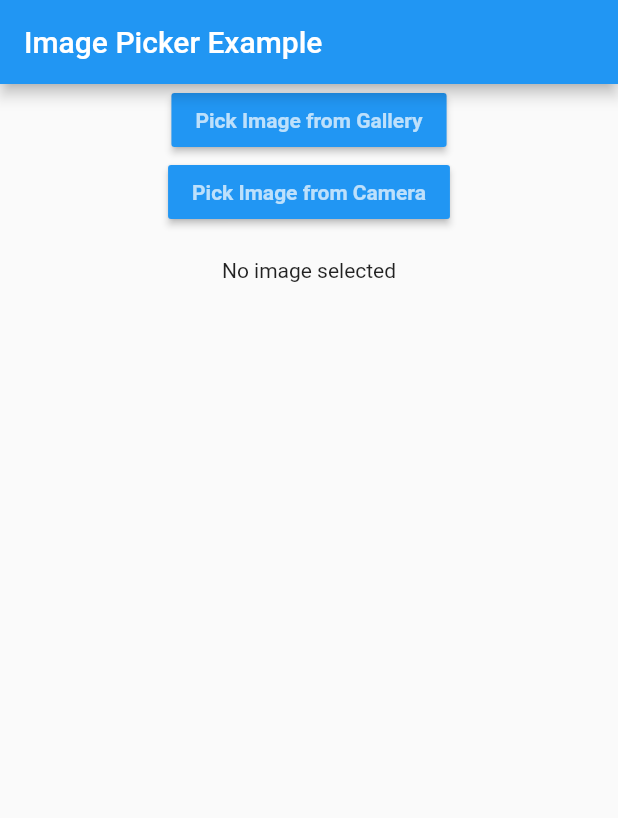
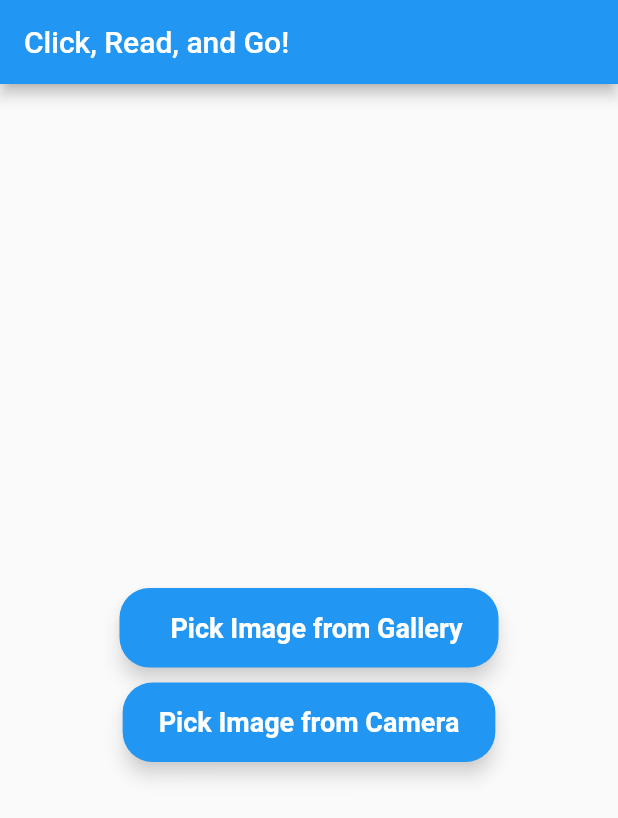
Before and after one commit to vaidya45/Bitcamp, a Flutter app: the TodoListPage screen opened directly, after a tap on "Pick Image from Gallery", on a phone screen of 412 x 824 dp. Shown: the top 818 px of the screen. Run offline on Flutter 3.47's test engine with Material 2 defaults, Android fonts, the phone set to English and light mode, and no system bars; our stand-ins replace camera, hexcolor, image_picker, smooth_page_indicator; project files that could hold a hidden picture were left out.

Commit message:
Added homepage frontend

```diff
--- a/lib/Screens/GetStarted/Widgets/pages/get_started.dart
+++ b/lib/Screens/GetStarted/Widgets/pages/get_started.dart
@@ -1,6 +1,5 @@
 import 'dart:io';
 import 'package:flutter/material.dart';
-import 'package:flutter_tts/flutter_tts.dart';
 import 'package:image_picker/image_picker.dart';
 import 'package:http/http.dart' as http;
 import 'dart:convert';
@@ -28,29 +27,20 @@ class TodoListPage extends StatefulWidget {
 class _TodoListPageState extends State<TodoListPage> {
   File image;
 
-  final FlutterTts fluttertts = FlutterTts();
-  speak(String text) async {
-    await fluttertts.setLanguage("en-US");
-    await fluttertts.setPitch(1);
-    await fluttertts.speak(text);
-  }
-
   uploadImage() async {
-    final request = http.MultipartRequest(
-        "GET", Uri.parse("http://10.104.40.136:5000/upload"));
+    final request = http.MultipartRequest("GET", Uri.parse("http://127.0.0.1:5000/upload"));
     final headers = {"Content-type": "multipart/form-data"};
 
     request.files.add(http.MultipartFile(
         'file', image.readAsBytes().asStream(), image.lengthSync(),
         filename: image.path.split("/").last));
 
-    var response = await request.send();
-    var responseBody = await response.stream.bytesToString();
-    if (response.statusCode == 200) {
-      speak(responseBody);
-    } else {
-      throw Exception('Failed to get text from image');
-    }
+    request.headers.addAll(headers);
+    final response = await request.send();
+
+    http.Response res = await http.Response.fromStream(response);
+
+    final resJson = jsonDecode(res.body);
   }
 
   Future pickImage() async {
@@ -85,35 +75,106 @@ class _TodoListPageState extends State<TodoListPage> {
   Widget build(BuildContext context) {
     return Scaffold(
       appBar: AppBar(
-          title: const Text("Image Picker Example"),
+        title: const Text("Click, Read, and Go!"),
       ),
       body: Center(
         child: Column(
+          mainAxisAlignment: MainAxisAlignment.center,
           children: [
-              MaterialButton(
-                  color: Colors.blue,
-                  child: const Text("Pick Image from Gallery",
-                      style: TextStyle(
-                          color: Colors.white70, fontWeight: FontWeight.bold)),
+            image != null ?
+            Container(
+  decoration: BoxDecoration(
+    border: Border.all(
+      color: Colors.white,
+      width: 2.0,
+    ),
+    boxShadow: [
+      BoxShadow(
+        color: Colors.black.withOpacity(0.2),
+        spreadRadius: 2,
+        blurRadius: 2,
+        offset: Offset(0, 3),
+      ),
+    ],
+  ),
+  child: ClipRRect(
+    borderRadius: BorderRadius.circular(8.0),
+    child: Image.file(
+      image,
+      fit: BoxFit.contain,
+    ),
+  ),
+)
+ :
+            Container(),
+            SizedBox(height: 20),
+            ElevatedButton(
+  style: ElevatedButton.styleFrom(
+    primary: Colors.blue,
+    shape: RoundedRectangleBorder(
+      borderRadius: BorderRadius.circular(20.0),
+    ),
+    elevation: 5,
+    shadowColor: Colors.grey.withOpacity(0.5),
+    padding: EdgeInsets.symmetric(vertical: 16.0, horizontal: 24.0),
+    textStyle: TextStyle(
+      color: Colors.white,
+      fontWeight: FontWeight.bold,
+      fontSize: 18.0,
+    ),
+    // Add animation properties
+    animationDuration: Duration(milliseconds: 500),
+    splashFactory: InkRipple.splashFactory,
+    // Set splashColor in InkRipple widget
+  ),
+  // Add widget to make button more interesting
+  child: Row(
+    mainAxisSize: MainAxisSize.min,
+    children: [
+      // Icon(
+      //   Icons.photo_album,
+      //   color: Colors.white,
+      // ),
+      SizedBox(width: 10),
+      Text("Pick Image from Gallery"),
+    ],
+  ),
   onPressed: () async {
     await pickImage();
     uploadImage();
-                  }),
-              MaterialButton(
-                  color: Colors.blue,
-                  child: const Text("Pick Image from Camera",
-                      style: TextStyle(
-                          color: Colors.white70, fontWeight: FontWeight.bold)),
+  },
+)
+,
+
+            SizedBox(height: 10),
+            ElevatedButton(
+              style: ElevatedButton.styleFrom(
+                // primary: Colors.blue,
+                elevation: 5,
+                shape: RoundedRectangleBorder(
+                  borderRadius: BorderRadius.circular(20),
+                ),
+                padding: EdgeInsets.symmetric(vertical: 16.0, horizontal: 24.0),
+                shadowColor: Colors.grey.withOpacity(0.5),
+                animationDuration: Duration(milliseconds: 300),
+                textStyle: TextStyle(
+                  color: Colors.white70,
+                  fontWeight: FontWeight.bold,
+                  fontSize: 18.0,),
+                ),
+
             onPressed: () async {
                 await pickImageC();
                 uploadImage();
-                  }),
-              SizedBox(
-                height: 20,
+              },
+            child: Text(
+              "Pick Image from Camera",
             ),
-              image != null ? Image.file(image) : Text("No image selected")
+          ),
+          // image != null ? Image.file(image) : Text ("No Image Selected")
           ],
         ),
-        ));
+      ),
+    );
   }
 }
```
Lines whose indentation alone changed are shown as unchanged.
